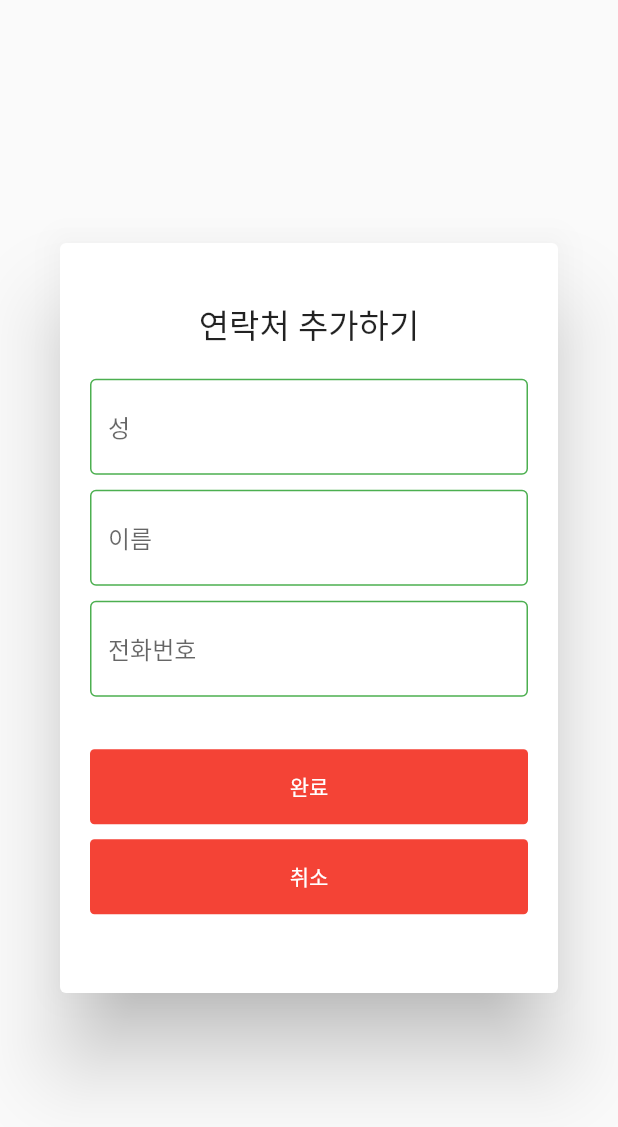
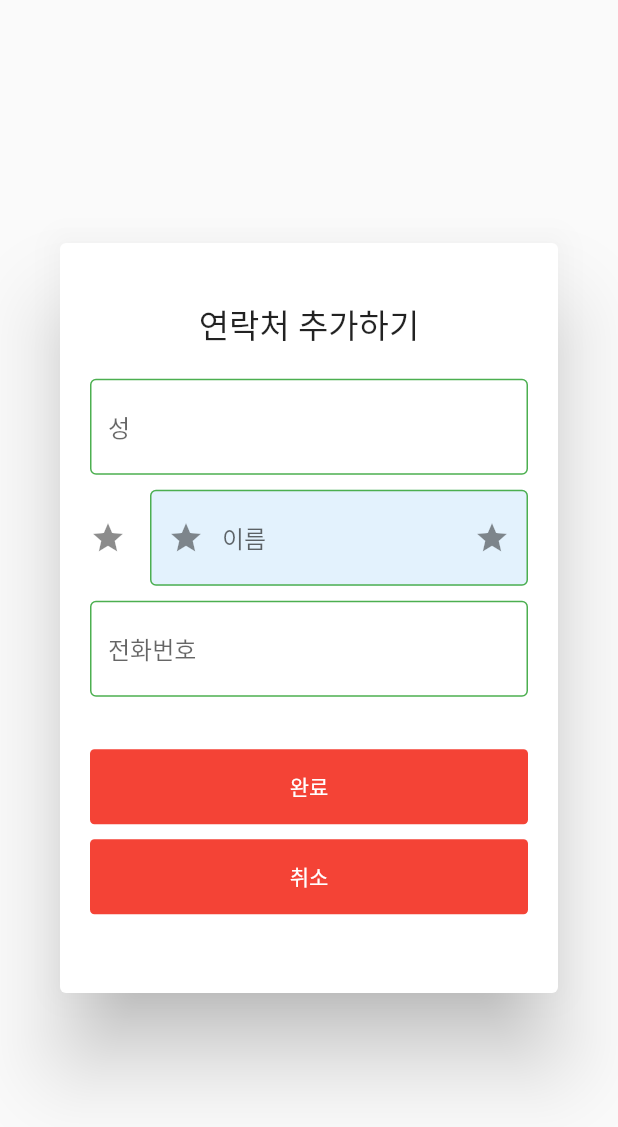
Before and after one commit to jjyoon-dev/contact_app, a Flutter app: the DialogUI widget shown alone on an empty page, opened directly, on a phone screen of 412 x 824 dp. Shown: the top 1127 px of the screen. Run offline on Flutter 3.47's test engine with Material 2 defaults, Android fonts, the phone set to English and light mode, and no system bars; our stand-ins replace contacts_service, permission_handler.

Commit message:
TextField Decoration

```diff
--- a/lib/main.dart
+++ b/lib/main.dart
@@ -205,10 +205,16 @@ class DialogUI extends StatelessWidget {
                       print(inputNewName);
                     },
                     decoration: InputDecoration(
+                        filled: true,
+                        fillColor: Colors.blue.shade50, // TextFiled 배경색
+                        icon: Icon(Icons.star), // TextField 앞에 아이콘 추가
+                        prefixIcon: Icon(Icons.star), // TextField 안쪽 앞에 아이콘 추가
+                        suffixIcon: Icon(Icons.star), // TextField 안쪽 뒤에 아이콘 추가
                         focusedBorder: OutlineInputBorder(
+                            borderRadius: BorderRadius.circular(10), // border radius 주기
                             borderSide: BorderSide(color: Colors.red)),
                         enabledBorder: OutlineInputBorder(
-                            borderSide: BorderSide(color: Colors.green)),
+                          borderSide: BorderSide(color: Colors.green)),
                         hintText: '이름'),
                   ),
                 ),
```
